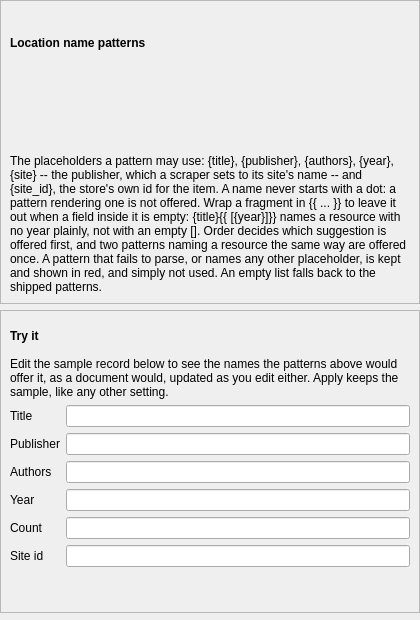
Above: packages/rehuco-agent/src/rehuco_agent/settings/ui/location_templates_page.ui from borco/rehuco before the change. Below: the same form after it.
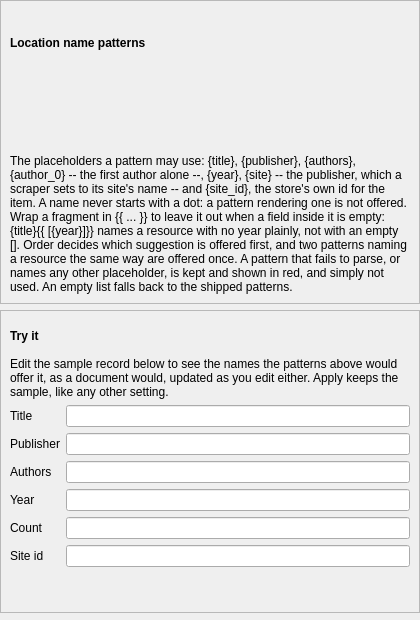
That is the form after the change. Custom widgets are drawn as their Qt base class.

The edit to the form file:
```diff
--- a/packages/rehuco-agent/src/rehuco_agent/settings/ui/location_templates_page.ui
+++ b/packages/rehuco-agent/src/rehuco_agent/settings/ui/location_templates_page.ui
@@ -54,7 +54,7 @@
       <item>
        <widget class="WrappingLabel" name="placeholders_label">
         <property name="text">
-         <string>The placeholders a pattern may use: {title}, {publisher}, {authors}, {year}, {site} -- the publisher, which a scraper sets to its site's name -- and {site_id}, the store's own id for the item. A name never starts with a dot: a pattern rendering one is not offered. Wrap a fragment in {{ ... }} to leave it out when a field inside it is empty: {title}{{ [{year}]}} names a resource with no year plainly, not with an empty []. Order decides which suggestion is offered first, and two patterns naming a resource the same way are offered once. A pattern that fails to parse, or names any other placeholder, is kept and shown in red, and simply not used. An empty list falls back to the shipped patterns.</string>
+         <string>The placeholders a pattern may use: {title}, {publisher}, {authors}, {author_0} -- the first author alone --, {year}, {site} -- the publisher, which a scraper sets to its site's name -- and {site_id}, the store's own id for the item. A name never starts with a dot: a pattern rendering one is not offered. Wrap a fragment in {{ ... }} to leave it out when a field inside it is empty: {title}{{ [{year}]}} names a resource with no year plainly, not with an empty []. Order decides which suggestion is offered first, and two patterns naming a resource the same way are offered once. A pattern that fails to parse, or names any other placeholder, is kept and shown in red, and simply not used. An empty list falls back to the shipped patterns.</string>
         </property>
         <property name="wordWrap">
          <bool>true</bool>
```
Left out of the diff: 2 changed lines with no effect on the pictures.
